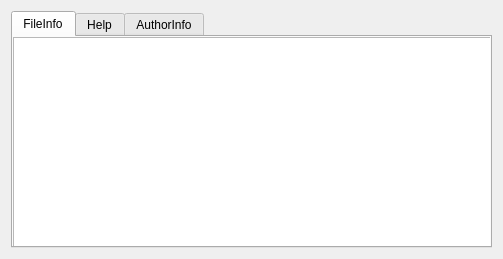
Before: the Qt Designer form Painter/info.ui in SuperSolik/study-cpp-projects, drawn with Qt 5.
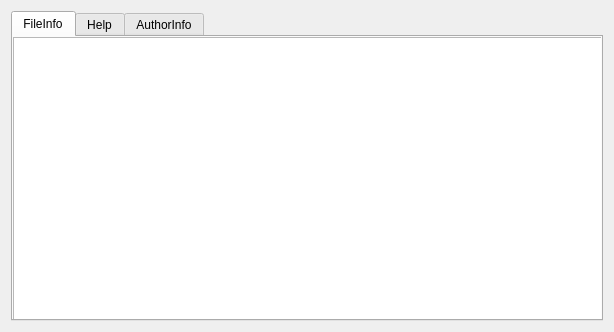
After: the same form once the commit is applied. Icons and pictures are not drawn.

```diff
--- a/Painter/info.ui
+++ b/Painter/info.ui
@@ -6,8 +6,8 @@
    <rect>
     <x>0</x>
     <y>0</y>
-    <width>503</width>
-    <height>259</height>
+    <width>614</width>
+    <height>332</height>
    </rect>
   </property>
   <property name="windowTitle">
@@ -32,8 +32,8 @@
         <rect>
          <x>0</x>
          <y>0</y>
-         <width>481</width>
-         <height>221</height>
+         <width>591</width>
+         <height>291</height>
         </rect>
        </property>
       </widget>
```
Left out of the diff: 8 changed lines with no effect on the pictures.
